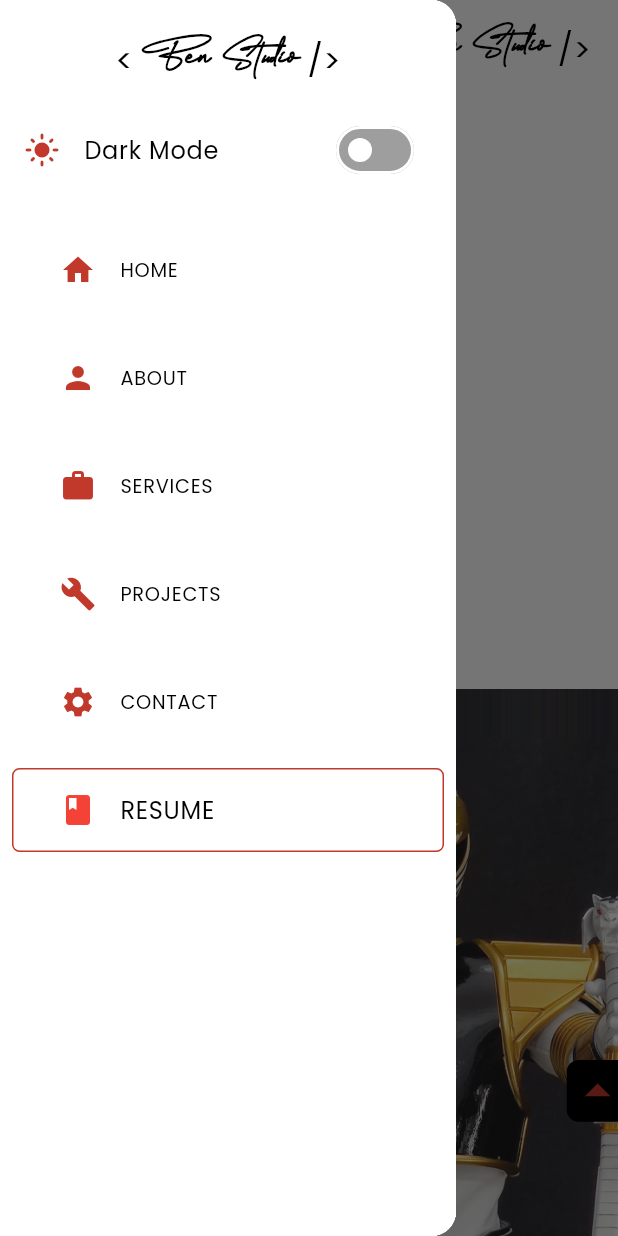
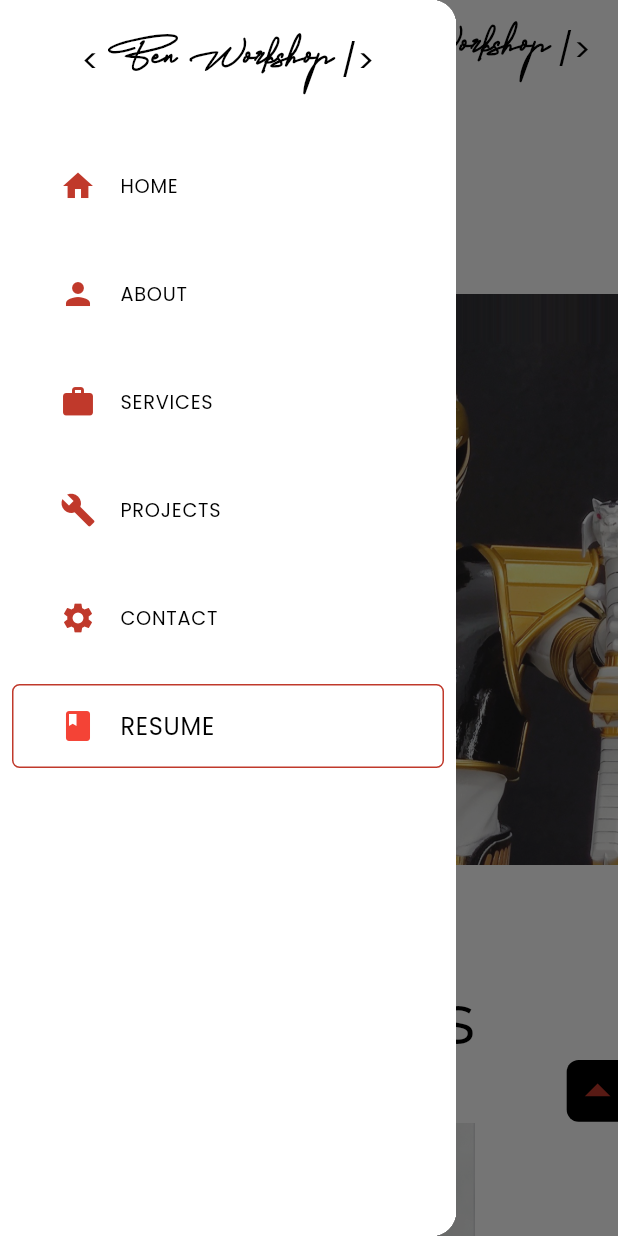
Before and after one commit to anhpham140195/benstudio, a Flutter app: the screen it shows after launch, after a tap on the "menu" icon, on a phone screen of 412 x 824 dp. Run offline on Flutter 3.47's test engine with Material 3 defaults, Android fonts, the phone set to English and light mode, and no system bars; drawn by our look-alikes of animated_text_kit; our stand-ins replace carousel_slider, flip_card, font_awesome_flutter, shared_preferences, url_strategy; missing offline and left inert: universal_html.

Commit message:
fix mobile view

```diff
--- a/benstudio/data.json
+++ b/benstudio/data.json
@@ -34,8 +34,8 @@
             "url": "https://mhamzadev.medium.com/"
         }
     ],
-    "aboutMeHeadline": "Ben Studio is a specialty manufacturer of licensed and proprietary collectible products",
-    "aboueMeDetails": "Ben Studio holds various licenses for a variety of top-rated pop culture icons, including characters from Power Rangers, Wukong, etc ... \nBen Studio is a visual effects company which we manufacture and sale high quality figures of movies and games characters.",
+    "aboutMeHeadline": "Ben Workshop is a specialty manufacturer of licensed and proprietary collectible products",
+    "aboueMeDetails": "Ben Workshop holds various licenses for a variety of top-rated pop culture icons, including characters from Power Rangers, Wukong, etc ... \nBen Studio is a visual effects company which we manufacture and sale high quality figures of movies and games characters.",
     "technologies": [
        "3D modeling",
         "3D printing",
--- a/benstudio/lib/main.dart
+++ b/benstudio/lib/main.dart
@@ -62,7 +62,7 @@ class _MaterialChildState extends State<MaterialChild> {
   Widget build(BuildContext context) {
     return MaterialApp(
       debugShowCheckedModeBanner: false,
-      title: 'Ben Studio',
+      title: 'Ben Workshop',
       theme: theme.themeLight,
       darkTheme: theme.themeDark,
       themeMode: widget.provider.themeMode,
--- a/benstudio/lib/sections/about/about_mobile.dart
+++ b/benstudio/lib/sections/about/about_mobile.dart
@@ -78,7 +78,9 @@ class AboutMobile extends StatelessWidget {
             ),
           ),
           Space.y!,
-          Row(
+          SingleChildScrollView(
+            scrollDirection: Axis.horizontal,
+            child: Row(
               mainAxisAlignment: MainAxisAlignment.center,
               children: kTools
                   .map(
@@ -86,6 +88,8 @@ class AboutMobile extends StatelessWidget {
                   )
                   .toList(),
             ),
+          ),
+
           Space.y!,
           Divider(
             color: Colors.grey[800],
--- a/benstudio/lib/sections/home/home_mobile.dart
+++ b/benstudio/lib/sections/home/home_mobile.dart
@@ -13,7 +13,7 @@ class HomeMobile extends StatelessWidget {
     Size size = MediaQuery.of(context).size;
 
     return SizedBox(
-      height: size.height * 1.02,
+      height: size.height * 0.7,
       child: Stack(
         children: [
           Positioned(
@@ -97,7 +97,7 @@ class HomeMobile extends StatelessWidget {
                     ),
                   ],
                 ),
-                Space.y!,
+                // Space.y!,
                 // const SocialLinks(),
               ],
             ),
--- a/benstudio/lib/sections/main/widgets/_mobile_drawer.dart
+++ b/benstudio/lib/sections/main/widgets/_mobile_drawer.dart
@@ -20,24 +20,24 @@ class _MobileDrawer extends StatelessWidget {
                 child: NavBarLogo(),
               ),
               const Divider(),
-              ListTile(
-                leading: Icon(
-                  Icons.light_mode,
-                  color: AppTheme.c!.primary!,
-                ),
-                title: const Text(
-                  "Dark Mode",
-                ),
-                trailing: Switch(
-                  inactiveTrackColor: Colors.grey,
-                  value: appProvider.isDark,
-                  onChanged: (value) {
-                    appProvider
-                        .setTheme(value ? ThemeMode.dark : ThemeMode.light);
-                  },
-                  activeColor: AppTheme.c!.primary,
-                ),
-              ),
+              // ListTile(
+              //   leading: Icon(
+              //     Icons.light_mode,
+              //     color: AppTheme.c!.primary!,
+              //   ),
+              //   title: const Text(
+              //     "Dark Mode",
+              //   ),
+              //   trailing: Switch(
+              //     inactiveTrackColor: Colors.grey,
+              //     value: appProvider.isDark,
+              //     onChanged: (value) {
+              //       appProvider
+              //           .setTheme(value ? ThemeMode.dark : ThemeMode.light);
+              //     },
+              //     activeColor: AppTheme.c!.primary,
+              //   ),
+              // ),
               const Divider(),
               ...NavBarUtils.names.asMap().entries.map(
                     (e) => Padding(
--- a/benstudio/lib/utils/about_utils.dart
+++ b/benstudio/lib/utils/about_utils.dart
@@ -1,7 +1,7 @@
 class AboutUtils {
   static const String aboutMeHeadline =
-      'Ben Studio is a specialty manufacturer of licensed and proprietary collectible products';
+      'Ben Workshop is a specialty manufacturer of licensed and proprietary collectible products';
 
   static const String aboutMeDetail =
-      'Ben Studio holds various licenses for a variety of top-rated pop culture icons, including characters from Power Rangers, Wukong, etc... Ben Studio is a visual effects company which we manufacture and sale high quality figures of movies and games characters.';
+      'Ben Workshop holds various licenses for a variety of top-rated pop culture icons, including characters from Power Rangers, Wukong, etc... Ben Workshop is a visual effects company which we manufacture and sale high quality figures of movies and games characters.';
 }
--- a/benstudio/lib/widget/footer.dart
+++ b/benstudio/lib/widget/footer.dart
@@ -22,7 +22,7 @@ class Footer extends StatelessWidget {
             InkWell(
               onTap: () => openURL("https://www.instagram.com/benworkshopvn/"),
               child: const Text(
-                "Ben Studio",
+                "Ben Workshop",
                 style: TextStyle(color: Colors.blue),
               ),
             )
--- a/benstudio/lib/widget/navbar_logo.dart
+++ b/benstudio/lib/widget/navbar_logo.dart
@@ -14,7 +14,7 @@ class NavBarLogo extends StatelessWidget {
           style: AppText.b1,
         ),
         Text(
-          "Ben Studio",
+          "Ben Workshop",
           style: AppText.b1b!.copyWith(
             fontFamily: 'Agustina',
           ),
```
Lines whose indentation alone changed are shown as unchanged.
